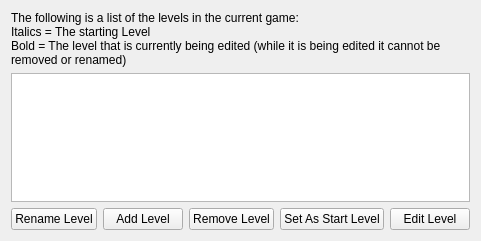
The window that src/levelmanager.ui (hello-adam/Hooloovoo) describes before a commit, drawn with Qt 5.
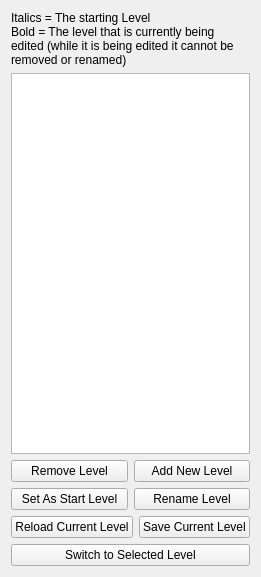
The same window after the commit.

What changed in the file:
```diff
--- a/src/levelmanager.ui
+++ b/src/levelmanager.ui
@@ -6,8 +6,8 @@
    <rect>
     <x>0</x>
     <y>0</y>
-    <width>444</width>
-    <height>241</height>
+    <width>249</width>
+    <height>577</height>
    </rect>
   </property>
   <property name="windowTitle">
@@ -17,8 +17,7 @@
    <item>
     <widget class="QLabel" name="label">
      <property name="text">
-      <string>The following is a list of the levels in the current game:
-Italics = The starting Level
+      <string>Italics = The starting Level
 Bold = The level that is currently being edited (while it is being edited it cannot be removed or renamed)</string>
      </property>
      <property name="wordWrap">
@@ -31,20 +30,6 @@
    </item>
    <item>
     <layout class="QHBoxLayout" name="horizontalLayout">
-     <item>
-      <widget class="QPushButton" name="pb_rename">
-       <property name="text">
-        <string>Rename Level</string>
-       </property>
-      </widget>
-     </item>
-     <item>
-      <widget class="QPushButton" name="pb_add">
-       <property name="text">
-        <string>Add Level</string>
-       </property>
-      </widget>
-     </item>
      <item>
       <widget class="QPushButton" name="pb_remove">
        <property name="text">
@@ -53,6 +38,17 @@
       </widget>
      </item>
      <item>
+      <widget class="QPushButton" name="pb_add">
+       <property name="text">
+        <string>Add New Level</string>
+       </property>
+      </widget>
+     </item>
+    </layout>
+   </item>
+   <item>
+    <layout class="QHBoxLayout" name="horizontalLayout_2">
+     <item>
       <widget class="QPushButton" name="pb_setAsStart">
        <property name="text">
         <string>Set As Start Level</string>
@@ -60,9 +56,38 @@
       </widget>
      </item>
      <item>
+      <widget class="QPushButton" name="pb_rename">
+       <property name="text">
+        <string>Rename Level</string>
+       </property>
+      </widget>
+     </item>
+    </layout>
+   </item>
+   <item>
+    <layout class="QHBoxLayout" name="horizontalLayout_3">
+     <item>
+      <widget class="QPushButton" name="pushButton">
+       <property name="text">
+        <string>Reload Current Level</string>
+       </property>
+      </widget>
+     </item>
+     <item>
+      <widget class="QPushButton" name="pushButton_2">
+       <property name="text">
+        <string>Save Current Level</string>
+       </property>
+      </widget>
+     </item>
+    </layout>
+   </item>
+   <item>
+    <layout class="QHBoxLayout" name="horizontalLayout_4">
+     <item>
       <widget class="QPushButton" name="pb_edit">
        <property name="text">
-        <string>Edit Level</string>
+        <string>Switch to Selected Level</string>
        </property>
       </widget>
      </item>
```
